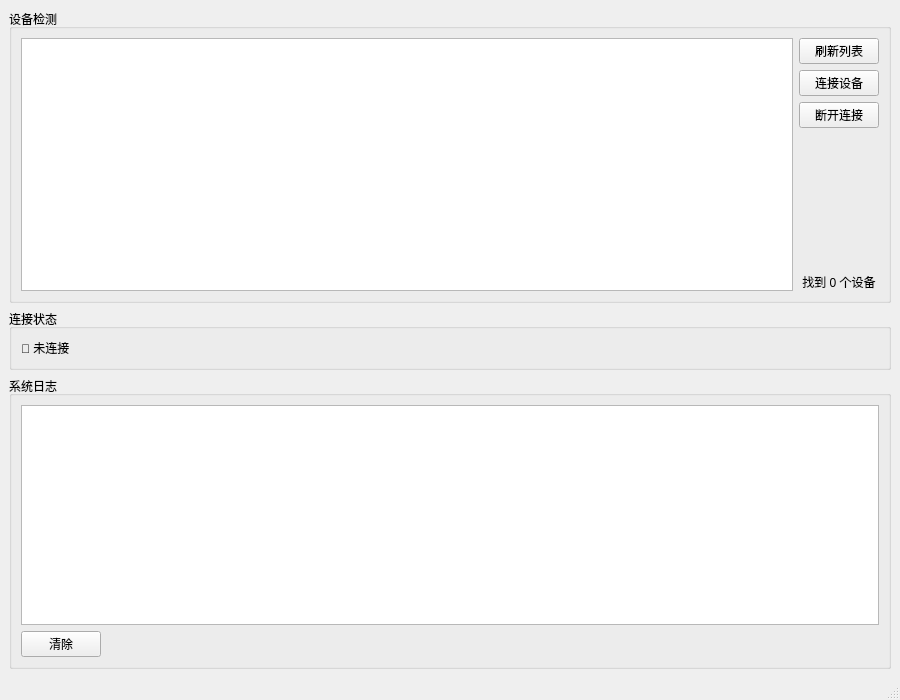
jjw-creat/-, file MainWindow.ui: the form before one commit.
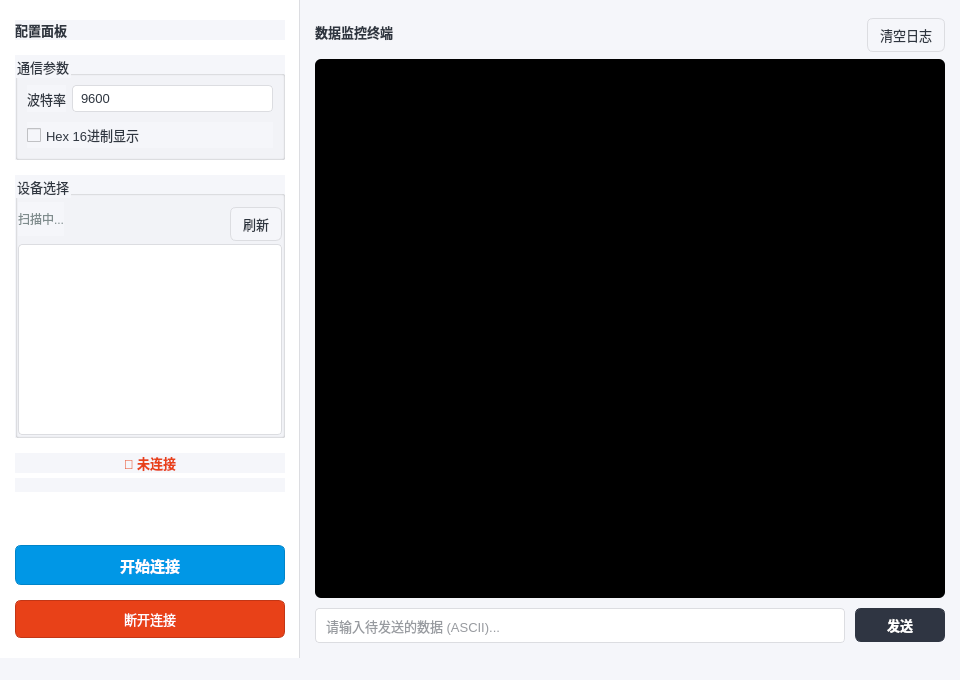
The form after the commit.

```diff
--- a/MainWindow.ui
+++ b/MainWindow.ui
@@ -6,64 +6,386 @@
    <rect>
     <x>0</x>
     <y>0</y>
-    <width>900</width>
-    <height>700</height>
+    <width>960</width>
+    <height>680</height>
    </rect>
   </property>
   <property name="windowTitle">
-   <string>ServeDebug AutoDetect</string>
+   <string>ServeDebug 智能嵌入式调试终端</string>
+  </property>
+  <property name="styleSheet">
+   <string notr="true">/* ========== 全局样式表 ========== */
+
+/* 1. 基础色调定义 */
+QWidget {
+        background-color: #f5f6fa; /* 整体背景灰 */
+        color: #2f3640;            /* 全局文字深灰 */
+        font-family: &quot;Segoe UI&quot;, &quot;Microsoft YaHei&quot;, sans-serif;
+        font-size: 10pt;
+}
+
+/* 2. 左侧侧边栏风格 */
+QFrame#frameSidebar {
+        background-color: #ffffff;
+        border-right: 1px solid #dcdde1;
+}
+
+/* 3. 按钮通用风格 */
+QPushButton {
+        border: 1px solid #dcdde1;
+        border-radius: 6px;
+        background-color: #f5f6fa;
+        padding: 6px 12px;
+        min-height: 20px;
+}
+QPushButton:hover {
+        background-color: #e1e4ea;
+        border-color: #c4c7cc;
+}
+QPushButton:pressed {
+        background-color: #d1d4db;
+        padding-top: 7px; /* 按下位移感 */
+        padding-left: 13px;
+}
+
+/* 4. 主要操作按钮（连接）- 蓝色高亮 */
+QPushButton#btnConnect {
+        background-color: #0097e6;
+        color: white;
+        border: 1px solid #0084c9;
+        font-weight: bold;
+        font-size: 11pt;
+        padding: 8px;
+}
+QPushButton#btnConnect:hover {
+        background-color: #00a8ff;
+}
+QPushButton#btnConnect:pressed {
+        background-color: #0084c9;
+}
+QPushButton#btnConnect:disabled {
+        background-color: #bdc3c7;
+        border-color: #bdc3c7;
+}
+
+/* 5. 危险操作按钮（断开）- 红色高亮 */
+QPushButton#btnDisconnect {
+        background-color: #e84118;
+        color: white;
+        border: 1px solid #c23616;
+        padding: 8px;
+}
+QPushButton#btnDisconnect:hover {
+        background-color: #ff4d4d;
+}
+QPushButton#btnDisconnect:pressed {
+        background-color: #c23616;
+}
+
+/* 6. 输入控件风格 */
+QComboBox, QLineEdit {
+        border: 1px solid #dcdde1;
+        border-radius: 4px;
+        padding: 4px 8px;
+        background-color: white;
+        selection-background-color: #0097e6;
+}
+QComboBox:focus, QLineEdit:focus {
+        border: 1px solid #0097e6;
+}
+QComboBox::drop-down {
+        border: none;
+        width: 20px;
+}
+
+/* 7. 设备列表风格 */
+QListWidget {
+        border: 1px solid #dcdde1;
+        border-radius: 4px;
+        background-color: #ffffff;
+        outline: none;
+}
+QListWidget::item {
+        height: 32px;
+        padding-left: 4px;
+        border-bottom: 1px solid #f0f0f0;
+}
+QListWidget::item:selected {
+        background-color: #eaf4fd;
+        color: #0097e6;
+        border-left: 3px solid #0097e6;
+}
+QListWidget::item:hover:!selected {
+        background-color: #f5f6fa;
+}
+
+/* 8. 日志终端风格 */
+QPlainTextEdit#textLog {
+        background-color: #000000; /* 深色背景 */
+        color: #ffffff;
+        border-radius: 6px;
+        font-family: &quot;Consolas&quot;, &quot;Courier New&quot;, monospace;
+        font-size: 11pt;
+        selection-background-color: #34ace0;
+        selection-color: white;
+}
+
+/* 9. 滚动条美化 */
+QScrollBar:vertical {
+        border: none;
+        background: #f1f1f1;
+        width: 10px;
+        margin: 0px;
+}
+QScrollBar::handle:vertical {
+        background: #bdc3c7;
+        min-height: 20px;
+        border-radius: 5px;
+}
+QScrollBar::handle:vertical:hover {
+        background: #95a5a6;
+}
+QScrollBar::add-line:vertical, QScrollBar::sub-line:vertical {
+        height: 0px;
+}
+</string>
   </property>
   <widget class="QWidget" name="centralwidget">
-   <layout class="QVBoxLayout" name="verticalLayout">
+   <layout class="QHBoxLayout" name="horizontalLayout_Main">
+    <property name="spacing">
+     <number>0</number>
+    </property>
+    <property name="leftMargin">
+     <number>0</number>
+    </property>
+    <property name="topMargin">
+     <number>0</number>
+    </property>
+    <property name="rightMargin">
+     <number>0</number>
+    </property>
+    <property name="bottomMargin">
+     <number>0</number>
+    </property>
     <item>
-     <widget class="QGroupBox" name="groupBox">
-      <property name="title">
-       <string>设备检测</string>
+     <widget class="QFrame" name="frameSidebar">
+      <property name="minimumSize">
+       <size>
+        <width>260</width>
+        <height>0</height>
+       </size>
       </property>
-      <layout class="QHBoxLayout" name="horizontalLayout">
+      <property name="maximumSize">
+       <size>
+        <width>300</width>
+        <height>16777215</height>
+       </size>
+      </property>
+      <property name="frameShape">
+       <enum>QFrame::NoFrame</enum>
+      </property>
+      <layout class="QVBoxLayout" name="verticalLayout_Sidebar">
+       <property name="spacing">
+        <number>15</number>
+       </property>
+       <property name="leftMargin">
+        <number>15</number>
+       </property>
+       <property name="topMargin">
+        <number>20</number>
+       </property>
+       <property name="rightMargin">
+        <number>15</number>
+       </property>
+       <property name="bottomMargin">
+        <number>20</number>
+       </property>
        <item>
-        <widget class="QListWidget" name="listDevices"/>
+        <widget class="QLabel" name="labelTitle">
+         <property name="font">
+          <font>
+           <family>Segoe UI</family>
+           <pointsize>10</pointsize>
+           <weight>75</weight>
+           <bold>true</bold>
+          </font>
+         </property>
+         <property name="styleSheet">
+          <string notr="true">color: #2f3640;</string>
+         </property>
+         <property name="text">
+          <string>配置面板</string>
+         </property>
+        </widget>
        </item>
        <item>
-        <layout class="QVBoxLayout" name="verticalLayout_2">
+        <widget class="QGroupBox" name="groupSettings">
+         <property name="title">
+          <string>通信参数</string>
+         </property>
+         <layout class="QFormLayout" name="formLayout">
+          <property name="verticalSpacing">
+           <number>10</number>
+          </property>
+          <item row="0" column="0">
+           <widget class="QLabel" name="labelBaud">
+            <property name="text">
+             <string>波特率</string>
+            </property>
+           </widget>
+          </item>
+          <item row="0" column="1">
+           <widget class="QComboBox" name="cbBaudRate">
+            <property name="sizePolicy">
+             <sizepolicy hsizetype="Expanding" vsizetype="Fixed">
+              <horstretch>0</horstretch>
+              <verstretch>0</verstretch>
+             </sizepolicy>
+            </property>
+            <property name="currentText">
+             <string>9600</string>
+            </property>
+            <item>
+             <property name="text">
+              <string>9600</string>
+             </property>
+            </item>
+            <item>
+             <property name="text">
+              <string>19200</string>
+             </property>
+            </item>
+            <item>
+             <property name="text">
+              <string>38400</string>
+             </property>
+            </item>
+            <item>
+             <property name="text">
+              <string>57600</string>
+             </property>
+            </item>
+            <item>
+             <property name="text">
+              <string>115200</string>
+             </property>
+            </item>
+           </widget>
+          </item>
+          <item row="1" column="0" colspan="2">
+           <widget class="QCheckBox" name="chkHexDisplay">
+            <property name="text">
+             <string>Hex 16进制显示</string>
+            </property>
+           </widget>
+          </item>
+         </layout>
+        </widget>
+       </item>
+       <item>
+        <widget class="QGroupBox" name="groupDevices">
+         <property name="title">
+          <string>设备选择</string>
+         </property>
+         <layout class="QVBoxLayout" name="verticalLayout_Devices">
+          <property name="spacing">
+           <number>8</number>
+          </property>
+          <property name="leftMargin">
+           <number>0</number>
+          </property>
+          <property name="topMargin">
+           <number>6</number>
+          </property>
+          <property name="rightMargin">
+           <number>0</number>
+          </property>
+          <property name="bottomMargin">
+           <number>0</number>
+          </property>
+          <item>
+           <layout class="QHBoxLayout" name="layoutDeviceHeader">
+            <item>
+             <widget class="QLabel" name="labelDeviceCount">
+              <property name="styleSheet">
+               <string notr="true">color: #7f8c8d; font-size: 9pt;</string>
+              </property>
+              <property name="text">
+               <string>扫描中...</string>
+              </property>
+             </widget>
+            </item>
+            <item>
+             <spacer name="horizontalSpacer_Devices">
+              <property name="orientation">
+               <enum>Qt::Horizontal</enum>
+              </property>
+              <property name="sizeHint" stdset="0">
+               <size>
+                <width>40</width>
+                <height>20</height>
+               </size>
+              </property>
+             </spacer>
+            </item>
+            <item>
+             <widget class="QPushButton" name="btnManualRefresh">
+              <property name="maximumSize">
+               <size>
+                <width>60</width>
+                <height>24</height>
+               </size>
+              </property>
+              <property name="text">
+               <string>刷新</string>
+              </property>
+             </widget>
+            </item>
+           </layout>
+          </item>
+          <item>
+           <widget class="QListWidget" name="listDevices">
+            <property name="selectionBehavior">
+             <enum>QAbstractItemView::SelectRows</enum>
+            </property>
+           </widget>
+          </item>
+         </layout>
+        </widget>
+       </item>
+       <item>
+        <layout class="QVBoxLayout" name="layoutStatus">
+         <property name="spacing">
+          <number>5</number>
+         </property>
          <item>
-          <widget class="QPushButton" name="btnManualRefresh">
-           <property name="text">
-            <string>刷新列表</string>
+          <widget class="QLabel" name="labelStatus">
+           <property name="font">
+            <font>
+             <family>Segoe UI</family>
+             <pointsize>10</pointsize>
+             <weight>75</weight>
+             <bold>true</bold>
+            </font>
            </property>
-          </widget>
-         </item>
-         <item>
-          <widget class="QPushButton" name="btnConnect">
-           <property name="text">
-            <string>连接设备</string>
+           <property name="styleSheet">
+            <string notr="true">color: #e84118;</string>
            </property>
-          </widget>
-         </item>
-         <item>
-          <widget class="QPushButton" name="btnDisconnect">
            <property name="text">
-            <string>断开连接</string>
+            <string>🔴 未连接</string>
            </property>
+           <property name="alignment">
+            <set>Qt::AlignCenter</set>
+           </property>
           </widget>
          </item>
          <item>
-          <spacer name="verticalSpacer">
-           <property name="orientation">
-            <enum>Qt::Vertical</enum>
+          <widget class="QLabel" name="labelCurrentPort">
+           <property name="styleSheet">
+            <string notr="true">color: #7f8c8d; font-size: 9pt;</string>
            </property>
-           <property name="sizeHint" stdset="0">
-            <size>
-             <width>20</width>
-             <height>40</height>
-            </size>
-           </property>
-          </spacer>
-         </item>
-         <item>
-          <widget class="QLabel" name="labelDeviceCount">
            <property name="text">
-            <string>找到 0 个设备</string>
+            <string/>
            </property>
            <property name="alignment">
             <set>Qt::AlignCenter</set>
@@ -72,95 +394,161 @@
          </item>
         </layout>
        </item>
-      </layout>
-     </widget>
-    </item>
-    <item>
-     <widget class="QGroupBox" name="groupBox_2">
-      <property name="title">
-       <string>连接状态</string>
-      </property>
-      <layout class="QHBoxLayout" name="horizontalLayout_2">
        <item>
-        <widget class="QLabel" name="labelStatus">
-         <property name="text">
-          <string>🔴 未连接</string>
-         </property>
-        </widget>
-       </item>
-       <item>
-        <widget class="QLabel" name="labelCurrentPort">
-         <property name="text">
-          <string/>
-         </property>
-        </widget>
-       </item>
-       <item>
-        <spacer name="horizontalSpacer">
+        <spacer name="verticalSpacer_Sidebar">
          <property name="orientation">
-          <enum>Qt::Horizontal</enum>
+          <enum>Qt::Vertical</enum>
          </property>
          <property name="sizeHint" stdset="0">
           <size>
-           <width>40</width>
-           <height>20</height>
+           <width>20</width>
+           <height>40</height>
           </size>
          </property>
         </spacer>
        </item>
+       <item>
+        <widget class="QPushButton" name="btnConnect">
+         <property name="cursor">
+          <cursorShape>PointingHandCursor</cursorShape>
+         </property>
+         <property name="text">
+          <string>开始连接</string>
+         </property>
+        </widget>
+       </item>
+       <item>
+        <widget class="QPushButton" name="btnDisconnect">
+         <property name="cursor">
+          <cursorShape>PointingHandCursor</cursorShape>
+         </property>
+         <property name="text">
+          <string>断开连接</string>
+         </property>
+        </widget>
+       </item>
       </layout>
      </widget>
     </item>
     <item>
-     <widget class="QGroupBox" name="groupBox_4">
-      <property name="title">
-       <string>系统日志</string>
-      </property>
-      <layout class="QVBoxLayout" name="verticalLayout_4">
+     <widget class="QWidget" name="widgetContent" native="true">
+      <layout class="QVBoxLayout" name="verticalLayout_Content">
+       <property name="spacing">
+        <number>10</number>
+       </property>
+       <property name="leftMargin">
+        <number>15</number>
+       </property>
+       <property name="topMargin">
+        <number>15</number>
+       </property>
+       <property name="rightMargin">
+        <number>15</number>
+       </property>
+       <property name="bottomMargin">
+        <number>15</number>
+       </property>
        <item>
-        <layout class="QHBoxLayout" name="logToolBar"/>
+        <layout class="QHBoxLayout" name="horizontalLayout_LogTools">
+         <item>
+          <widget class="QLabel" name="labelLogTitle">
+           <property name="font">
+            <font>
+             <family>Segoe UI</family>
+             <pointsize>10</pointsize>
+             <weight>75</weight>
+             <bold>true</bold>
+            </font>
+           </property>
+           <property name="text">
+            <string>数据监控终端</string>
+           </property>
+          </widget>
+         </item>
+         <item>
+          <spacer name="horizontalSpacer_Log">
+           <property name="orientation">
+            <enum>Qt::Horizontal</enum>
+           </property>
+           <property name="sizeHint" stdset="0">
+            <size>
+             <width>40</width>
+             <height>20</height>
+            </size>
+           </property>
+          </spacer>
+         </item>
+         <item>
+          <widget class="QPushButton" name="btnClearLog">
+           <property name="maximumSize">
+            <size>
+             <width>80</width>
+             <height>28</height>
+            </size>
+           </property>
+           <property name="text">
+            <string>清空日志</string>
+           </property>
+           <property name="iconSize">
+            <size>
+             <width>12</width>
+             <height>12</height>
+            </size>
+           </property>
+          </widget>
+         </item>
+        </layout>
        </item>
        <item>
         <widget class="QPlainTextEdit" name="textLog">
-         <property name="maximumSize">
-          <size>
-           <width>16777215</width>
-           <height>250</height>
-          </size>
-         </property>
-         <property name="styleSheet">
-          <string notr="true">
-/* 系统日志终端风格 */
-#plainTextLog {
-    background-color: #ffffff;   /* 纯白背景 */
-    color: #333333;              /* 深灰文字，护眼对比度 */
-    border: 1px solid #cccccc;
-    border-radius: 4px;
-    padding: 4px;
-    font: 12pt &quot;Consolas&quot;, &quot;Courier New&quot;, &quot;思源黑体&quot;;
-    selection-background-color: #b3d9ff;  /* 选中高亮淡蓝 */
-}     </string>
-         </property>
          <property name="readOnly">
           <bool>true</bool>
          </property>
         </widget>
        </item>
        <item>
-        <widget class="QPushButton" name="btnClearLog">
-         <property name="maximumSize">
-          <size>
-           <width>80</width>
-           <height>30</height>
-          </size>
+        <layout class="QHBoxLayout" name="layout_Send">
+         <property name="spacing">
+          <number>10</number>
          </property>
-         <property name="toolTip">
-          <string>清空日志</string>
-         </property>
-         <property name="text">
-          <string>清除</string>
-         </property>
-        </widget>
+         <item>
+          <widget class="QLineEdit" name="txtSend">
+           <property name="minimumSize">
+            <size>
+             <width>0</width>
+             <height>35</height>
+            </size>
+           </property>
+           <property name="placeholderText">
+            <string>请输入待发送的数据 (ASCII)...</string>
+           </property>
+          </widget>
+         </item>
+         <item>
+          <widget class="QPushButton" name="btnSend">
+           <property name="minimumSize">
+            <size>
+             <width>90</width>
+             <height>34</height>
+            </size>
+           </property>
+           <property name="cursor">
+            <cursorShape>PointingHandCursor</cursorShape>
+           </property>
+           <property name="styleSheet">
+            <string notr="true">
+             background-color: #2f3542;
+             color: white;
+             font-weight: bold;
+             border: 1px solid #2f3542;
+            </string>
+           </property>
+           <property name="text">
+            <string>发送</string>
+           </property>
+          </widget>
+         </item>
+        </layout>
        </item>
       </layout>
      </widget>
```
